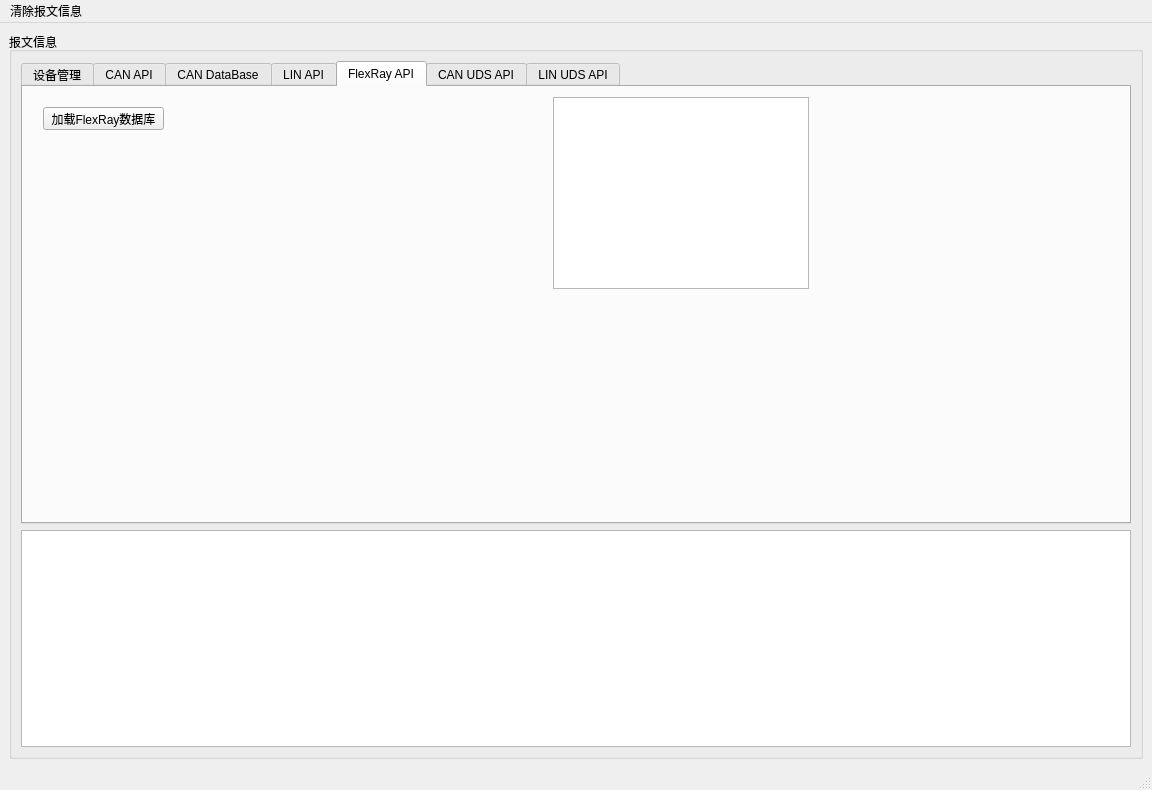
This is Demo/libTSCAN_PyDemo.ui in sy950915/libTSCANApi as Qt 5 draws it before an edit. The edited form follows.
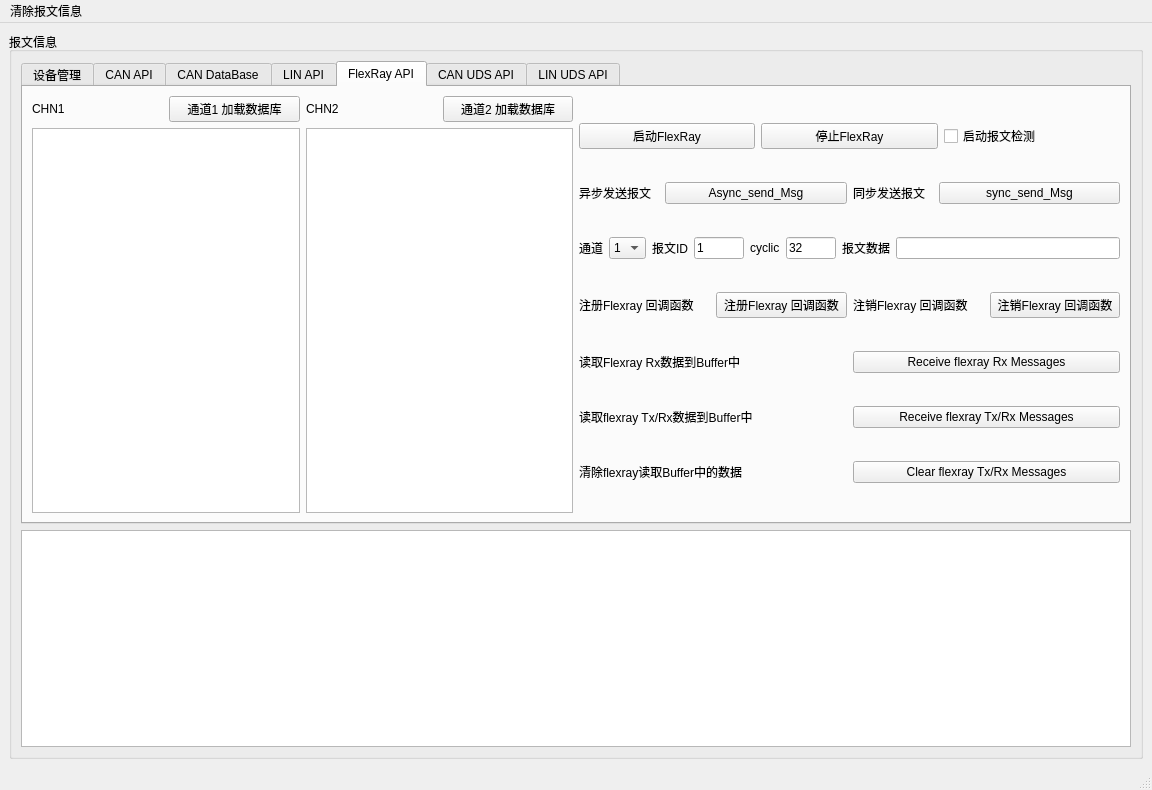
This is the edited form. Icons and pictures are not drawn.

```diff
--- a/Demo/libTSCAN_PyDemo.ui
+++ b/Demo/libTSCAN_PyDemo.ui
@@ -1761,29 +1761,322 @@
           <attribute name="title">
            <string>FlexRay API</string>
           </attribute>
-          <widget class="QTreeView" name="treeView">
-           <property name="geometry">
-            <rect>
-             <x>530</x>
-             <y>10</y>
-             <width>256</width>
-             <height>192</height>
-            </rect>
-           </property>
-          </widget>
-          <widget class="QPushButton" name="btn_loadXml">
-           <property name="geometry">
-            <rect>
-             <x>20</x>
-             <y>20</y>
-             <width>121</width>
-             <height>23</height>
-            </rect>
-           </property>
-           <property name="text">
-            <string>加载FlexRay数据库</string>
-           </property>
-          </widget>
+          <layout class="QHBoxLayout" name="horizontalLayout_101">
+           <item>
+            <layout class="QHBoxLayout" name="horizontalLayout_100">
+             <item>
+              <layout class="QHBoxLayout" name="horizontalLayout_37">
+               <item>
+                <layout class="QVBoxLayout" name="verticalLayout_16">
+                 <item>
+                  <layout class="QHBoxLayout" name="horizontalLayout_33">
+                   <item>
+                    <widget class="QLabel" name="label_35">
+                     <property name="text">
+                      <string>CHN1</string>
+                     </property>
+                    </widget>
+                   </item>
+                   <item>
+                    <widget class="QPushButton" name="btn_LoadChn1">
+                     <property name="text">
+                      <string>通道1 加载数据库</string>
+                     </property>
+                    </widget>
+                   </item>
+                  </layout>
+                 </item>
+                 <item>
+                  <widget class="QTreeView" name="tv_xmlCHN1"/>
+                 </item>
+                </layout>
+               </item>
+               <item>
+                <layout class="QVBoxLayout" name="verticalLayout_17">
+                 <item>
+                  <layout class="QHBoxLayout" name="horizontalLayout_35">
+                   <item>
+                    <widget class="QLabel" name="label_36">
+                     <property name="text">
+                      <string>CHN2</string>
+                     </property>
+                    </widget>
+                   </item>
+                   <item>
+                    <widget class="QPushButton" name="btn_LoadChn2">
+                     <property name="text">
+                      <string>通道2 加载数据库</string>
+                     </property>
+                    </widget>
+                   </item>
+                  </layout>
+                 </item>
+                 <item>
+                  <widget class="QTreeView" name="tv_xmlCHN2"/>
+                 </item>
+                </layout>
+               </item>
+              </layout>
+             </item>
+             <item>
+              <layout class="QVBoxLayout" name="verticalLayout_33">
+               <item>
+                <layout class="QHBoxLayout" name="horizontalLayout_47">
+                 <item>
+                  <widget class="QPushButton" name="pushButton">
+                   <property name="text">
+                    <string>启动FlexRay</string>
+                   </property>
+                  </widget>
+                 </item>
+                 <item>
+                  <widget class="QPushButton" name="pushButton_2">
+                   <property name="text">
+                    <string>停止FlexRay</string>
+                   </property>
+                  </widget>
+                 </item>
+                 <item>
+                  <widget class="QCheckBox" name="cb_FlexRayMsgShow">
+                   <property name="text">
+                    <string>启动报文检测</string>
+                   </property>
+                  </widget>
+                 </item>
+                </layout>
+               </item>
+               <item>
+                <layout class="QHBoxLayout" name="horizontalLayout_97">
+                 <item>
+                  <layout class="QHBoxLayout" name="horizontalLayout_96">
+                   <item>
+                    <widget class="QLabel" name="label_99">
+                     <property name="maximumSize">
+                      <size>
+                       <width>80</width>
+                       <height>16777215</height>
+                      </size>
+                     </property>
+                     <property name="text">
+                      <string>异步发送报文</string>
+                     </property>
+                    </widget>
+                   </item>
+                   <item>
+                    <widget class="QPushButton" name="btn_asyncSendflexrayMsg">
+                     <property name="text">
+                      <string>Async_send_Msg</string>
+                     </property>
+                    </widget>
+                   </item>
+                  </layout>
+                 </item>
+                 <item>
+                  <layout class="QHBoxLayout" name="horizontalLayout_95">
+                   <item>
+                    <widget class="QLabel" name="label_100">
+                     <property name="maximumSize">
+                      <size>
+                       <width>80</width>
+                       <height>16777215</height>
+                      </size>
+                     </property>
+                     <property name="text">
+                      <string>同步发送报文</string>
+                     </property>
+                    </widget>
+                   </item>
+                   <item>
+                    <widget class="QPushButton" name="btn_SyncSendflexrayMsg">
+                     <property name="text">
+                      <string>sync_send_Msg</string>
+                     </property>
+                    </widget>
+                   </item>
+                  </layout>
+                 </item>
+                </layout>
+               </item>
+               <item>
+                <layout class="QHBoxLayout" name="horizontalLayout_99">
+                 <item>
+                  <widget class="QLabel" name="label_104">
+                   <property name="text">
+                    <string>通道</string>
+                   </property>
+                  </widget>
+                 </item>
+                 <item>
+                  <widget class="QComboBox" name="cbb_FlexraychannelList">
+                   <item>
+                    <property name="text">
+                     <string>1</string>
+                    </property>
+                   </item>
+                   <item>
+                    <property name="text">
+                     <string>2</string>
+                    </property>
+                   </item>
+                  </widget>
+                 </item>
+                 <item>
+                  <widget class="QLabel" name="label_101">
+                   <property name="text">
+                    <string>报文ID</string>
+                   </property>
+                  </widget>
+                 </item>
+                 <item>
+                  <widget class="QLineEdit" name="tb_FlexRayId">
+                   <property name="maximumSize">
+                    <size>
+                     <width>50</width>
+                     <height>16777215</height>
+                    </size>
+                   </property>
+                   <property name="text">
+                    <string>1</string>
+                   </property>
+                  </widget>
+                 </item>
+                 <item>
+                  <widget class="QLabel" name="label_102">
+                   <property name="text">
+                    <string>cyclic</string>
+                   </property>
+                  </widget>
+                 </item>
+                 <item>
+                  <widget class="QLineEdit" name="tb_FlexRayCyclic">
+                   <property name="maximumSize">
+                    <size>
+                     <width>50</width>
+                     <height>16777215</height>
+                    </size>
+                   </property>
+                   <property name="text">
+                    <string>32</string>
+                   </property>
+                  </widget>
+                 </item>
+                 <item>
+                  <widget class="QLabel" name="label_103">
+                   <property name="text">
+                    <string>报文数据</string>
+                   </property>
+                  </widget>
+                 </item>
+                 <item>
+                  <widget class="QLineEdit" name="tb_FlexrayMsgData"/>
+                 </item>
+                </layout>
+               </item>
+               <item>
+                <layout class="QHBoxLayout" name="horizontalLayout_98">
+                 <item>
+                  <layout class="QHBoxLayout" name="horizontalLayout_43">
+                   <item>
+                    <widget class="QLabel" name="label_52">
+                     <property name="text">
+                      <string>注册Flexray 回调函数</string>
+                     </property>
+                    </widget>
+                   </item>
+                   <item>
+                    <widget class="QPushButton" name="btn_regflexrayCallBack">
+                     <property name="text">
+                      <string>注册Flexray 回调函数</string>
+                     </property>
+                    </widget>
+                   </item>
+                  </layout>
+                 </item>
+                 <item>
+                  <layout class="QHBoxLayout" name="horizontalLayout_42">
+                   <item>
+                    <widget class="QLabel" name="label_47">
+                     <property name="text">
+                      <string>注销Flexray 回调函数</string>
+                     </property>
+                    </widget>
+                   </item>
+                   <item>
+                    <widget class="QPushButton" name="btn_unregflexrayCallBack">
+                     <property name="text">
+                      <string>注销Flexray 回调函数</string>
+                     </property>
+                    </widget>
+                   </item>
+                  </layout>
+                 </item>
+                </layout>
+               </item>
+               <item>
+                <layout class="QHBoxLayout" name="horizontalLayout_44">
+                 <item>
+                  <widget class="QLabel" name="label_48">
+                   <property name="text">
+                    <string>读取Flexray Rx数据到Buffer中</string>
+                   </property>
+                  </widget>
+                 </item>
+                 <item>
+                  <widget class="QPushButton" name="btn_FifoRecvflexrayRxMsg">
+                   <property name="enabled">
+                    <bool>true</bool>
+                   </property>
+                   <property name="text">
+                    <string>Receive flexray Rx Messages</string>
+                   </property>
+                  </widget>
+                 </item>
+                </layout>
+               </item>
+               <item>
+                <layout class="QHBoxLayout" name="horizontalLayout_45">
+                 <item>
+                  <widget class="QLabel" name="label_51">
+                   <property name="text">
+                    <string>读取flexray Tx/Rx数据到Buffer中</string>
+                   </property>
+                  </widget>
+                 </item>
+                 <item>
+                  <widget class="QPushButton" name="btn_FifoRecvflexrayMsg">
+                   <property name="enabled">
+                    <bool>true</bool>
+                   </property>
+                   <property name="text">
+                    <string>Receive flexray Tx/Rx Messages</string>
+                   </property>
+                  </widget>
+                 </item>
+                </layout>
+               </item>
+               <item>
+                <layout class="QHBoxLayout" name="horizontalLayout_46">
+                 <item>
+                  <widget class="QLabel" name="label_50">
+                   <property name="text">
+                    <string>清除flexray读取Buffer中的数据</string>
+                   </property>
+                  </widget>
+                 </item>
+                 <item>
+                  <widget class="QPushButton" name="btn_FifoClearflexrayMsg">
+                   <property name="text">
+                    <string>Clear flexray Tx/Rx Messages</string>
+                   </property>
+                  </widget>
+                 </item>
+                </layout>
+               </item>
+              </layout>
+             </item>
+            </layout>
+           </item>
+          </layout>
          </widget>
          <widget class="QWidget" name="tab_2">
           <attribute name="title">
```
Left out of the diff: 112 changed lines with no effect on the pictures.
